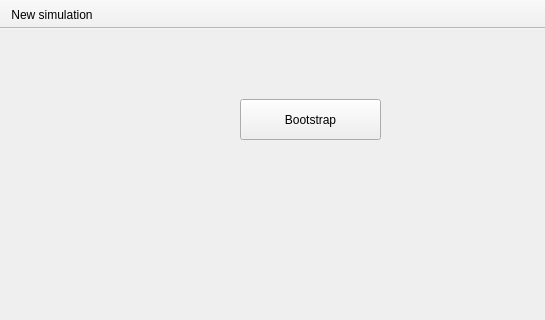
Old version of the form src/forse/control_panel/ControlPanelWindow.ui in the repository Pesa/forse; both pictures show x 0 to 545 and y 0 to 320 of the 650 by 450 pixel window.
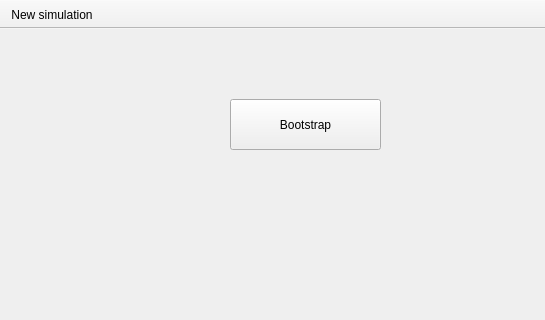
New version of the form. Icons and pictures are not drawn.

Commit message: [control_panel] Bigger bootstrap icon.

The edit to the form file:
```diff
--- a/src/forse/control_panel/ControlPanelWindow.ui
+++ b/src/forse/control_panel/ControlPanelWindow.ui
@@ -17,10 +17,10 @@
    <widget class="QPushButton" name="bootstrapButton">
     <property name="geometry">
      <rect>
-      <x>240</x>
+      <x>230</x>
       <y>70</y>
-      <width>141</width>
-      <height>41</height>
+      <width>151</width>
+      <height>51</height>
      </rect>
     </property>
     <property name="text">
@@ -30,6 +30,12 @@
      <iconset resource="../icons.qrc">
       <normaloff>:/icons/bootstrap.png</normaloff>:/icons/bootstrap.png</iconset>
     </property>
+    <property name="iconSize">
+     <size>
+      <width>32</width>
+      <height>32</height>
+     </size>
+    </property>
    </widget>
   </widget>
   <widget class="QStatusBar" name="statusBar">
```
Left out of the diff: 10 changed lines with no effect on the pictures. The commit also changes 1 other file.
